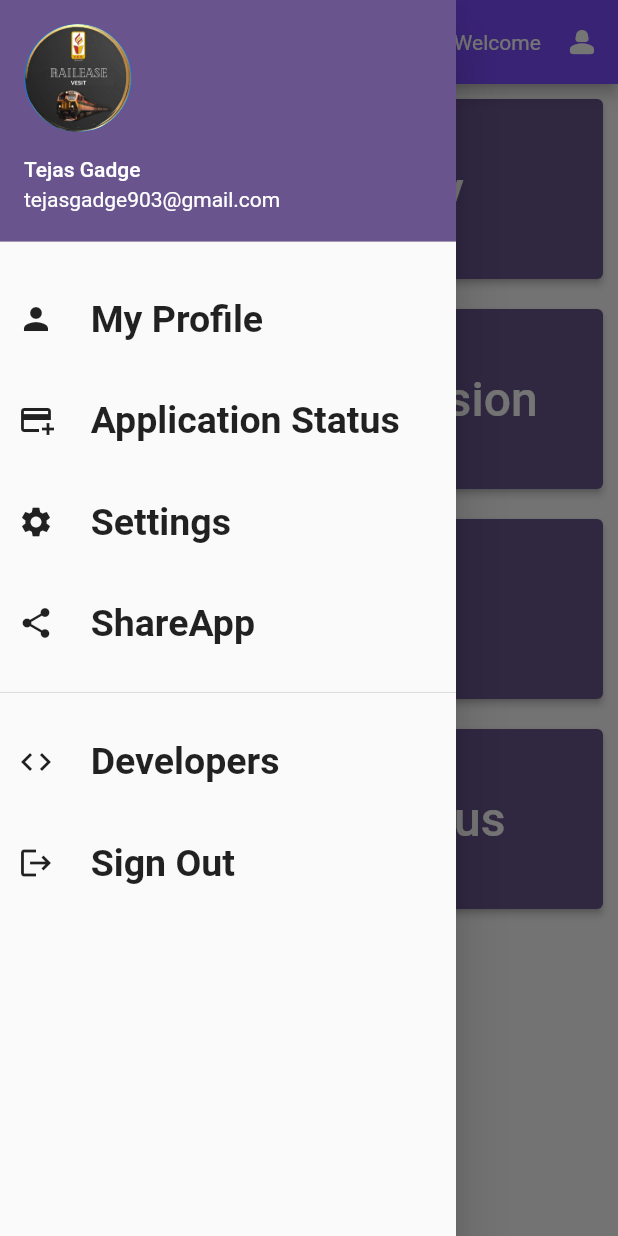
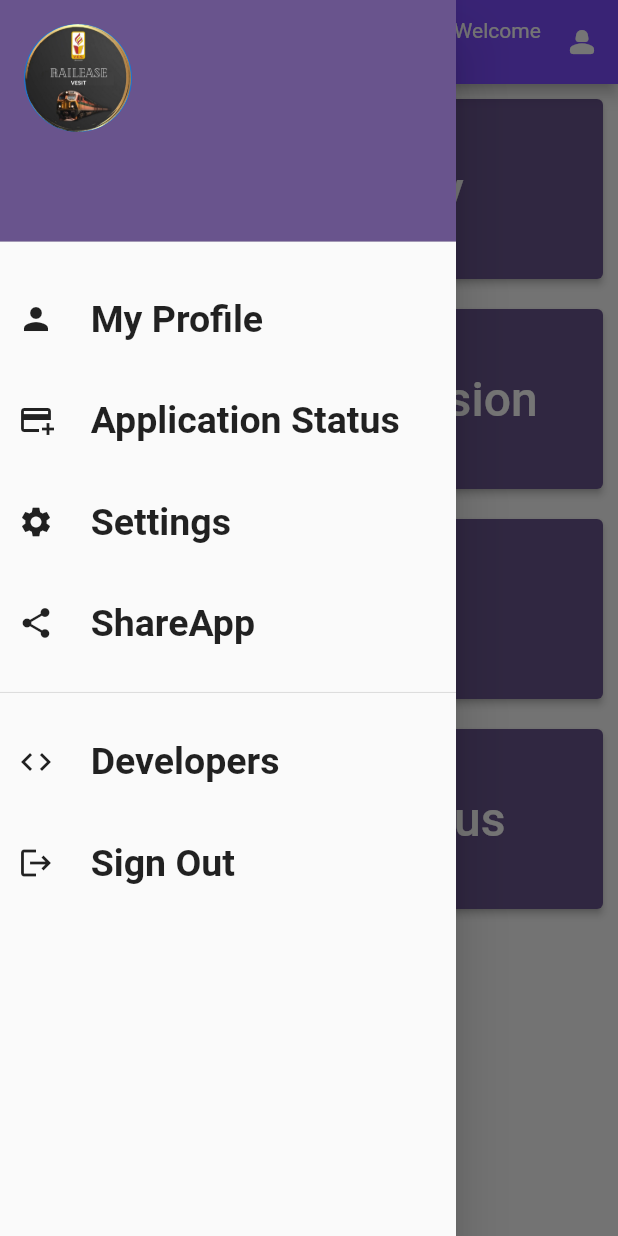
Before and after one commit to tejasgadge2504/RAILEASE, a Flutter app: the MyHomePage screen opened directly with empty values, with the side drawer open, on a phone screen of 412 x 824 dp. Run offline on Flutter 3.47's test engine with Material 3 defaults, Android fonts, the phone set to English and light mode, and no system bars; our stand-ins replace file_picker, firebase_core, firebase_database, permission_handler, rxdart; missing offline and left inert: dart:ffi, mailer; accounts and stored records are empty.

Commit message:
tejas gadge fetched the profile start

```diff
--- a/lib/SlideBar.dart
+++ b/lib/SlideBar.dart
@@ -1,8 +1,20 @@
 import 'package:flutter/material.dart';
 import 'package:mine_app/LoginPage.dart';
+import 'package:mine_app/main.dart';
 import 'package:mine_app/myProfile.dart';
 
-class SlideBar extends StatelessWidget{
+class SlideBar extends StatefulWidget{
+
+  final Map<dynamic, dynamic> userData;
+
+  SlideBar({Key? key, required this.userData}) : super(key: key);
+
+
+  @override
+  State<SlideBar> createState() => _SlideBarState();
+}
+
+class _SlideBarState extends State<SlideBar> {
   @override
   Widget build(BuildContext context) {
     return Drawer(
@@ -10,8 +22,8 @@ class SlideBar extends StatelessWidget{
         padding: EdgeInsets.zero,
         children: [
           UserAccountsDrawerHeader(
-              accountName: Text('Tejas Gadge') ,
-              accountEmail: Text('tejasgadge903@gmail.com'),
+              accountName: Text('${widget.userData['Name']}') ,
+              accountEmail: Text('${widget.userData['VES_ID']}'),
             currentAccountPicture: CircleAvatar(
               child: ClipOval(child:
               Image.asset('assets/images/applogo1.png'),
@@ -33,15 +45,12 @@ Container(
 
      InkWell(
        onTap: (){
-         Navigator.pushReplacement(context, MaterialPageRoute(builder: (context) => ProfilePage(),));
+         Navigator.push(context, MaterialPageRoute(builder: (context) => ProfilePage(),));
 
        },
        child: Row(
          children: [
-        IconButton(onPressed: (){
-             //an tap
-
-           },
+        IconButton(onPressed: (){},
                icon: Icon(Icons.person)),
 
            Text('  My Profile', style: TextStyle(fontSize: 25, fontWeight: FontWeight.w600),),
@@ -97,7 +106,7 @@ Container(
       ),
         InkWell(
             onTap: (){
-              Navigator.pushReplacement(context, MaterialPageRoute(builder: (context) => LoginPage(),));
+              Navigator.pushAndRemoveUntil(context, MaterialPageRoute(builder: (context) => MyApp()), (route) => true,);
 
             },
             child:Row(
--- a/lib/main.dart
+++ b/lib/main.dart
@@ -67,20 +67,21 @@ class _MyHomePageState extends State<MyHomePage> {
   @override
   Widget build(BuildContext context) {
 // Access VES_ID from widget.userData
-    String vesId = widget.userData['VES_ID'];
+    String vesId = widget.userData['Name'];
 
 
     var size = MediaQuery.of(context).size;
 
     return Scaffold(
-      drawer: SlideBar(),
+      drawer: SlideBar(userData: widget.userData,),
       appBar: AppBar(
         backgroundColor: tAppbar_color.shade200,
         title: Text('RAILEASE'),
         actions: [
           Row(
+
             children: [
-              Text('Welcome $vesId'),
+              Text('Welcome \n ${widget.userData['VES_ID']}'),
               IconButton(onPressed: () {
                 // print( Text('VES_ID: $vesId'),);
               }, icon: Icon(Icons.person_2_rounded))
```
